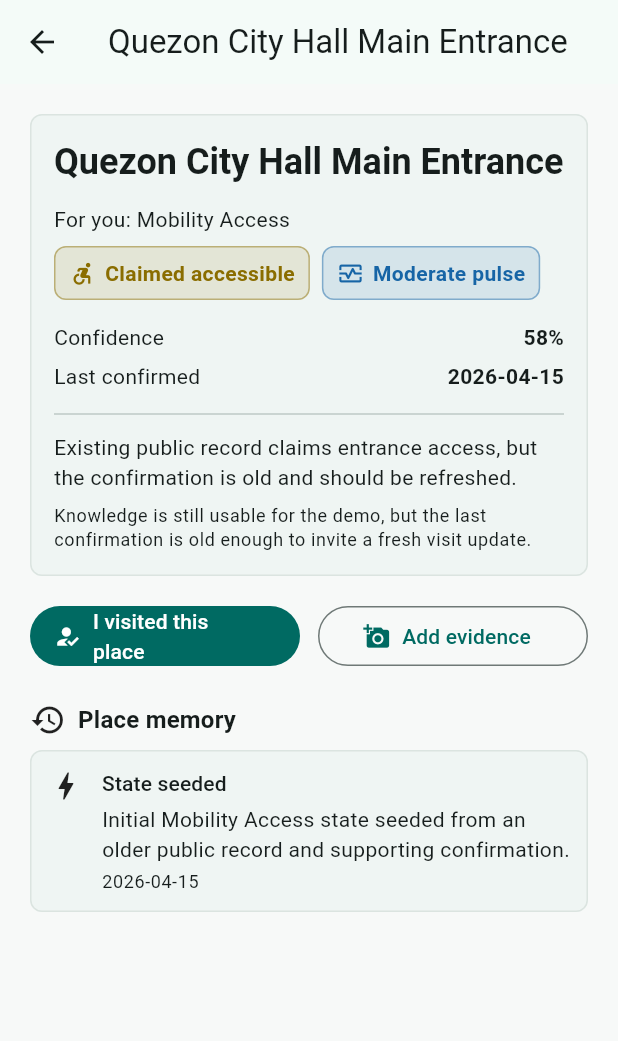
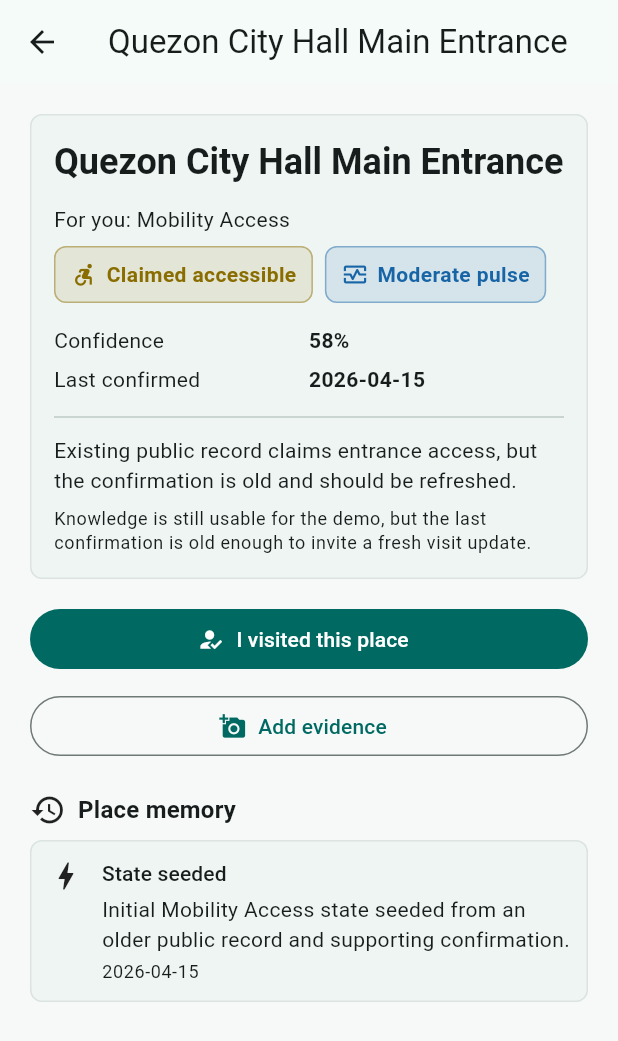
Before and after one commit to Reynard-sys/accesspulse, a Flutter app: the screen it shows after launch, after a tap on "Quezon City Hall Main Entrance", on a phone screen of 412 x 824 dp. Shown: the top 1041 px of the screen. Run offline on Flutter 3.47's test engine with Material 3 defaults, Android fonts, the phone set to English and light mode, and no system bars.

Commit message:
feat(mvp): complete milestone 7 polish and demo

```diff
--- a/lib/app/accesspulse_app.dart
+++ b/lib/app/accesspulse_app.dart
@@ -105,7 +105,24 @@
     };
 
     return Scaffold(
-      body: body,
+      body: AnimatedSwitcher(
+        duration: const Duration(milliseconds: 240),
+        switchInCurve: Curves.easeOutCubic,
+        switchOutCurve: Curves.easeInCubic,
+        transitionBuilder: (child, animation) {
+          return FadeTransition(
+            opacity: animation,
+            child: SlideTransition(
+              position: Tween<Offset>(
+                begin: const Offset(0.01, 0.02),
+                end: Offset.zero,
+              ).animate(animation),
+              child: child,
+            ),
+          );
+        },
+        child: KeyedSubtree(key: ValueKey(_selectedIndex), child: body),
+      ),
       bottomNavigationBar: NavigationBar(
         selectedIndex: _selectedIndex,
         onDestinationSelected: (index) {
--- a/lib/features/public/public_flow.dart
+++ b/lib/features/public/public_flow.dart
@@ -100,8 +100,8 @@
                         place: place,
                         onTap: () async {
                           await Navigator.of(context).push(
-                            MaterialPageRoute<void>(
-                              builder: (_) => PlaceDetailScreen(
+                            _accessPulseRoute<void>(
+                              PlaceDetailScreen(
                                 repository: widget.repository,
                                 stateService: widget.stateService,
                                 aiService: widget.aiService,
@@ -200,39 +200,25 @@
                       pulse: detail.pulse,
                     ),
                     const SizedBox(height: 16),
-                    Row(
-                      children: [
-                        Expanded(
-                          child: FilledButton.icon(
-                            icon: const Icon(Icons.how_to_reg),
-                            label: const Text('I visited this place'),
-                            onPressed: () async {
+                    _DetailActions(
+                      onConfirmVisit: () async {
                         await Navigator.of(context).push(
-                                MaterialPageRoute<void>(
-                                  builder: (_) => ConfirmVisitScreen(
+                          _accessPulseRoute<void>(
+                            ConfirmVisitScreen(
                               place: widget.place,
-                                    placeDimensionId:
-                                        detail.placeDimension.id,
+                              placeDimensionId: detail.placeDimension.id,
                               stateService: widget.stateService,
                             ),
                           ),
                         );
                         _refresh();
                       },
-                          ),
-                        ),
-                        const SizedBox(width: 12),
-                        Expanded(
-                          child: OutlinedButton.icon(
-                            icon: const Icon(Icons.add_a_photo),
-                            label: const Text('Add evidence'),
-                            onPressed: () async {
+                      onAddEvidence: () async {
                         await Navigator.of(context).push(
-                                MaterialPageRoute<void>(
-                                  builder: (_) => EvidenceFlowScreen(
+                          _accessPulseRoute<void>(
+                            EvidenceFlowScreen(
                               place: widget.place,
-                                    placeDimensionId:
-                                        detail.placeDimension.id,
+                              placeDimensionId: detail.placeDimension.id,
                               stateService: widget.stateService,
                               aiService: widget.aiService,
                             ),
@@ -241,14 +227,8 @@
                         _refresh();
                       },
                     ),
-                        ),
-                      ],
-                    ),
                     const SizedBox(height: 20),
-                    _SectionHeader(
-                      icon: Icons.history,
-                      title: 'Place memory',
-                    ),
+                    _SectionHeader(icon: Icons.history, title: 'Place memory'),
                     const SizedBox(height: 8),
                     for (final event in detail.memory.take(5))
                       Padding(
@@ -313,8 +293,8 @@
       return;
     }
     await Navigator.of(context).pushReplacement(
-      MaterialPageRoute<void>(
-        builder: (_) => SubmissionResultScreen(
+      _accessPulseRoute<void>(
+        SubmissionResultScreen(
           place: widget.place,
           title: 'Your visit updated this place',
           message:
@@ -345,8 +325,9 @@
               children: [
                 Text(
                   widget.place.name,
-                  style: Theme.of(context).textTheme.titleLarge
-                      ?.copyWith(fontWeight: FontWeight.w700),
+                  style: Theme.of(
+                    context,
+                  ).textTheme.titleLarge?.copyWith(fontWeight: FontWeight.w700),
                 ),
                 const SizedBox(height: 8),
                 const Text(
@@ -471,8 +452,8 @@
       return;
     }
     await Navigator.of(context).pushReplacement(
-      MaterialPageRoute<void>(
-        builder: (_) => SubmissionResultScreen(
+      _accessPulseRoute<void>(
+        SubmissionResultScreen(
           place: widget.place,
           title: 'Evidence strengthened this place memory',
           message:
@@ -500,8 +481,9 @@
               children: [
                 Text(
                   widget.place.name,
-                  style: Theme.of(context).textTheme.titleLarge
-                      ?.copyWith(fontWeight: FontWeight.w700),
+                  style: Theme.of(
+                    context,
+                  ).textTheme.titleLarge?.copyWith(fontWeight: FontWeight.w700),
                 ),
                 const SizedBox(height: 8),
                 const Text(
@@ -564,7 +546,8 @@
                   ),
                 ),
                 const SizedBox(height: 16),
-                if (_assessment != null) _AiResultPanel(assessment: _assessment!),
+                if (_assessment != null)
+                  _AiResultPanel(assessment: _assessment!),
                 if (_assessment != null) ...[
                   const SizedBox(height: 16),
                   FilledButton.icon(
@@ -621,17 +604,26 @@
             child: ListView(
               padding: const EdgeInsets.all(20),
               children: [
-                Icon(
+                TweenAnimationBuilder<double>(
+                  tween: Tween(begin: 0.82, end: 1),
+                  duration: const Duration(milliseconds: 500),
+                  curve: Curves.easeOutBack,
+                  builder: (context, scale, child) {
+                    return Transform.scale(scale: scale, child: child);
+                  },
+                  child: Icon(
                     Icons.check_circle_outline,
                     size: 56,
                     color: Theme.of(context).colorScheme.primary,
+                  ),
                 ),
                 const SizedBox(height: 12),
                 Text(
                   title,
                   textAlign: TextAlign.center,
-                  style: Theme.of(context).textTheme.headlineSmall
-                      ?.copyWith(fontWeight: FontWeight.w700),
+                  style: Theme.of(context).textTheme.headlineSmall?.copyWith(
+                    fontWeight: FontWeight.w700,
+                  ),
                 ),
                 const SizedBox(height: 8),
                 Text(
@@ -676,8 +668,8 @@
                     label: const Text('Add evidence'),
                     onPressed: () {
                       Navigator.of(context).pushReplacement(
-                        MaterialPageRoute<void>(
-                          builder: (_) => EvidenceFlowScreen(
+                        _accessPulseRoute<void>(
+                          EvidenceFlowScreen(
                             place: place,
                             placeDimensionId: nextAction!.placeDimensionId,
                             stateService: nextAction!.stateService,
@@ -747,6 +739,62 @@
   }
 }
 
+class _DetailActions extends StatelessWidget {
+  const _DetailActions({
+    required this.onConfirmVisit,
+    required this.onAddEvidence,
+  });
+
+  final VoidCallback onConfirmVisit;
+  final VoidCallback onAddEvidence;
+
+  @override
+  Widget build(BuildContext context) {
+    return LayoutBuilder(
+      builder: (context, constraints) {
+        final narrow = constraints.maxWidth < 560;
+        final confirmButton = Semantics(
+          label: 'Confirm a recent visit for this place',
+          button: true,
+          child: FilledButton.icon(
+            icon: const Icon(Icons.how_to_reg),
+            label: const Text('I visited this place'),
+            onPressed: onConfirmVisit,
+          ),
+        );
+        final evidenceButton = Semantics(
+          label: 'Add mobility access evidence for this place',
+          button: true,
+          child: OutlinedButton.icon(
+            icon: const Icon(Icons.add_a_photo),
+            label: const Text('Add evidence'),
+            onPressed: onAddEvidence,
+          ),
+        );
+
+        if (narrow) {
+          return Column(
+            crossAxisAlignment: CrossAxisAlignment.stretch,
+            children: [
+              confirmButton,
+              const SizedBox(height: 10),
+              evidenceButton,
+            ],
+          );
+        }
+
+        return Row(
+          children: [
+            Expanded(child: confirmButton),
+            const SizedBox(width: 12),
+            Expanded(child: evidenceButton),
+          ],
+        );
+      },
+    );
+  }
+}
+
 class _StateCard extends StatelessWidget {
   const _StateCard({
     required this.placeName,
@@ -760,7 +808,8 @@
 
   @override
   Widget build(BuildContext context) {
-    return Card(
+    return _FadeSlideIn(
+      child: Card(
         child: Padding(
           padding: const EdgeInsets.all(16),
           child: Column(
@@ -768,8 +817,9 @@
             children: [
               Text(
                 placeName,
-              style: Theme.of(context).textTheme.headlineSmall
-                  ?.copyWith(fontWeight: FontWeight.w700),
+                style: Theme.of(context).textTheme.headlineSmall?.copyWith(
+                  fontWeight: FontWeight.w700,
+                ),
               ),
               const SizedBox(height: 12),
               const Text('For you: Mobility Access'),
@@ -811,6 +861,7 @@
             ],
           ),
         ),
+      ),
     );
   }
 }
@@ -844,10 +895,7 @@
             const SizedBox(height: 8),
             Text(assessment.summary),
             const SizedBox(height: 12),
-            Text(
-              'Observed',
-              style: Theme.of(context).textTheme.labelLarge,
-            ),
+            Text('Observed', style: Theme.of(context).textTheme.labelLarge),
             const SizedBox(height: 4),
             Wrap(
               spacing: 8,
@@ -961,8 +1009,9 @@
         const SizedBox(width: 8),
         Text(
           title,
-          style: Theme.of(context).textTheme.titleMedium
-              ?.copyWith(fontWeight: FontWeight.w700),
+          style: Theme.of(
+            context,
+          ).textTheme.titleMedium?.copyWith(fontWeight: FontWeight.w700),
         ),
       ],
     );
@@ -984,7 +1033,9 @@
   Widget build(BuildContext context) {
     return Semantics(
       label: label,
-      child: DecoratedBox(
+      child: AnimatedContainer(
+        duration: const Duration(milliseconds: 220),
+        curve: Curves.easeOutCubic,
         decoration: BoxDecoration(
           color: color.withValues(alpha: 0.12),
           borderRadius: BorderRadius.circular(8),
@@ -997,11 +1048,12 @@
             children: [
               Icon(icon, color: color, size: 18),
               const SizedBox(width: 6),
-              Text(
+              AnimatedSwitcher(
+                duration: const Duration(milliseconds: 180),
+                child: Text(
                   label,
-                style: TextStyle(
-                  color: color,
-                  fontWeight: FontWeight.w700,
+                  key: ValueKey(label),
+                  style: TextStyle(color: color, fontWeight: FontWeight.w700),
                 ),
               ),
             ],
@@ -1025,12 +1077,40 @@
       child: Row(
         children: [
           Expanded(child: Text(label)),
-          Text(
+          Flexible(
+            child: Text(
               value,
+              textAlign: TextAlign.end,
               style: const TextStyle(fontWeight: FontWeight.w700),
+            ),
           ),
         ],
       ),
+    );
+  }
+}
+
+class _FadeSlideIn extends StatelessWidget {
+  const _FadeSlideIn({required this.child});
+
+  final Widget child;
+
+  @override
+  Widget build(BuildContext context) {
+    return TweenAnimationBuilder<double>(
+      tween: Tween(begin: 0, end: 1),
+      duration: const Duration(milliseconds: 280),
+      curve: Curves.easeOutCubic,
+      builder: (context, value, child) {
+        return Opacity(
+          opacity: value,
+          child: Transform.translate(
+            offset: Offset(0, (1 - value) * 10),
+            child: child,
+          ),
+        );
+      },
+      child: child,
     );
   }
 }
@@ -1186,3 +1266,26 @@
   final day = dateTime.day.toString().padLeft(2, '0');
   return '${dateTime.year}-$month-$day';
 }
+
+Route<T> _accessPulseRoute<T>(Widget child) {
+  return PageRouteBuilder<T>(
+    pageBuilder: (context, animation, secondaryAnimation) => child,
+    transitionsBuilder: (context, animation, secondaryAnimation, child) {
+      final curved = CurvedAnimation(
+        parent: animation,
+        curve: Curves.easeOutCubic,
+        reverseCurve: Curves.easeInCubic,
+      );
+      return FadeTransition(
+        opacity: curved,
+        child: SlideTransition(
+          position: Tween<Offset>(
+            begin: const Offset(0.02, 0.02),
+            end: Offset.zero,
+          ).animate(curved),
+          child: child,
+        ),
+      );
+    },
+  );
+}
```
Also changed, not shown: lib/domain/services/pulse_service.dart (+12 -5 lines), lib/features/institution/institution_flow.dart (+43 -14 lines), 4 other files. Lines whose indentation alone changed are shown as unchanged.
